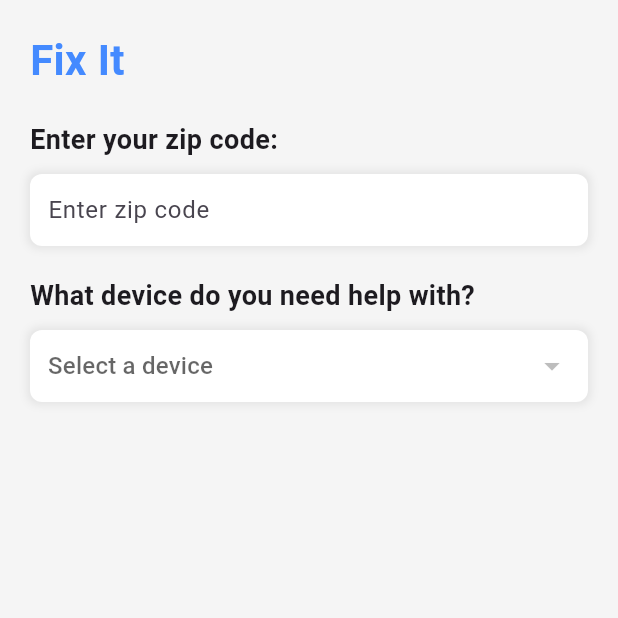
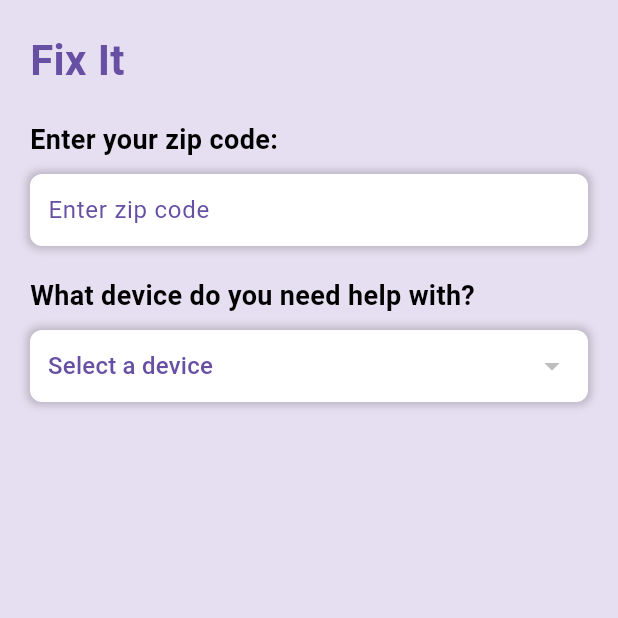
Before and after one commit to ShanandaDokka/RepairIt, a Flutter app: the FixItPage screen opened directly, on a phone screen of 412 x 824 dp, the top half of it. Run offline on Flutter 3.47's test engine with Material 3 defaults, Android fonts, the light colour scheme and no system bars; our stand-ins replace firebase_auth, firebase_core, flutter_dotenv, google_fonts, google_generative_ai, shared_preferences; accounts and stored records are empty; network calls fail; statements that could not run were skipped.

Commit message:
design fix it page

```diff
--- a/lib/fix_it_page.dart
+++ b/lib/fix_it_page.dart
@@ -178,7 +178,7 @@ class _FixItPageState extends State<FixItPage> {
   @override
   Widget build(BuildContext context) {
   return Scaffold(
-      backgroundColor: Colors.grey[100],
+    backgroundColor: Color(0xFFE6DFF1), // Light lavender background
     body: SingleChildScrollView(
       controller: _scrollController,
       padding: const EdgeInsets.all(20.0),
@@ -190,13 +190,17 @@ class _FixItPageState extends State<FixItPage> {
             style: TextStyle(
               fontSize: 28,
               fontWeight: FontWeight.bold,
-                color: Colors.blueAccent,
+              color: Color(0xff6750a4), // Deep purple for the main title
             ),
           ),
           SizedBox(height: 20),
           Text(
             'Enter your zip code:',
-              style: TextStyle(fontSize: 18, fontWeight: FontWeight.w600),
+            style: TextStyle(
+              fontSize: 18,
+              fontWeight: FontWeight.w600,
+              color: Colors.black, // Black for subheadings
+            ),
           ),
           SizedBox(height: 10),
           Container(
@@ -206,7 +210,7 @@ class _FixItPageState extends State<FixItPage> {
               borderRadius: BorderRadius.circular(8),
               boxShadow: [
                 BoxShadow(
-                    color: Colors.grey.withOpacity(0.2),
+                  color: Colors.black.withOpacity(0.2),
                   spreadRadius: 2,
                   blurRadius: 4,
                 ),
@@ -221,6 +225,7 @@ class _FixItPageState extends State<FixItPage> {
               decoration: InputDecoration(
                 hintText: "Enter zip code",
                 border: InputBorder.none,
+                hintStyle: TextStyle(color: Color(0xff6750a4)), // Deep purple hint text
               ),
               keyboardType: TextInputType.number,
             ),
@@ -228,7 +233,11 @@ class _FixItPageState extends State<FixItPage> {
           SizedBox(height: 20),
           Text(
             'What device do you need help with?',
-              style: TextStyle(fontSize: 18, fontWeight: FontWeight.w600),
+            style: TextStyle(
+              fontSize: 18,
+              fontWeight: FontWeight.w600,
+              color: Colors.black, // Black for subheadings
+            ),
           ),
           SizedBox(height: 10),
           Container(
@@ -238,7 +247,7 @@ class _FixItPageState extends State<FixItPage> {
               borderRadius: BorderRadius.circular(8),
               boxShadow: [
                 BoxShadow(
-                    color: Colors.grey.withOpacity(0.2),
+                  color: Colors.black.withOpacity(0.2),
                   spreadRadius: 2,
                   blurRadius: 4,
                 ),
@@ -247,7 +256,10 @@ class _FixItPageState extends State<FixItPage> {
             child: DropdownButton<String>(
               isExpanded: true,
               underline: SizedBox(),
-                hint: Text('Select a device'),
+              hint: Text(
+                'Select a device',
+                style: TextStyle(color: Color(0xff6750a4)), // Deep purple hint text
+              ),
               value: selectedDevice,
               onChanged: (String? newValue) {
                 setState(() {
@@ -268,7 +280,11 @@ class _FixItPageState extends State<FixItPage> {
             SizedBox(height: 20),
             Text(
               'What\'s wrong with the device?',
-                style: TextStyle(fontSize: 18, fontWeight: FontWeight.w600),
+              style: TextStyle(
+                fontSize: 18,
+                fontWeight: FontWeight.w600,
+                color: Colors.black, // Black for subheadings
+              ),
             ),
             SizedBox(height: 10),
             Container(
@@ -278,7 +294,7 @@ class _FixItPageState extends State<FixItPage> {
                 borderRadius: BorderRadius.circular(8),
                 boxShadow: [
                   BoxShadow(
-                      color: Colors.grey.withOpacity(0.2),
+                    color: Colors.black.withOpacity(0.2),
                     spreadRadius: 2,
                     blurRadius: 4,
                   ),
@@ -287,7 +303,10 @@ class _FixItPageState extends State<FixItPage> {
               child: DropdownButton<String>(
                 isExpanded: true,
                 underline: SizedBox(),
-                  hint: Text('Select a problem category'),
+                hint: Text(
+                  'Select a problem category',
+                  style: TextStyle(color: Color(0xff6750a4)), // Deep purple hint text
+                ),
                 value: selectedProblemCategory,
                 onChanged: _selectProblemCategory,
                 items: problemCategories.map<DropdownMenuItem<String>>((String category) {
@@ -308,6 +327,7 @@ class _FixItPageState extends State<FixItPage> {
                   filled: true,
                   fillColor: Colors.white,
                   hintText: "Describe the problem...",
+                  hintStyle: TextStyle(color: Color(0xff6750a4)), // Deep purple hint text
                   border: OutlineInputBorder(
                     borderRadius: BorderRadius.circular(8),
                   ),
@@ -333,12 +353,13 @@ class _FixItPageState extends State<FixItPage> {
                   }
                 },
                 style: ElevatedButton.styleFrom(
-                    padding: EdgeInsets.symmetric(horizontal: 24, vertical: 14), backgroundColor: Colors.blueAccent,
+                  padding: EdgeInsets.symmetric(horizontal: 24, vertical: 14),
+                  backgroundColor: Color(0xff6750a4), // Deep purple button color
                   shape: RoundedRectangleBorder(
                     borderRadius: BorderRadius.circular(8),
                   ),
                 ),
-                  child: Text('Get Help'),
+                child: Text('Get Help', style: TextStyle(color: Colors.white)), // White text on button
               ),
             ),
             if (isLoading)
@@ -349,7 +370,7 @@ class _FixItPageState extends State<FixItPage> {
                   children: [
                     CircularProgressIndicator(),
                     SizedBox(width: 16),
-                      Text('Fetching solution...'),
+                    Text('Fetching solution...', style: TextStyle(color: Colors.black)), // Black text
                   ],
                 ),
               ),
@@ -362,7 +383,7 @@ class _FixItPageState extends State<FixItPage> {
                   borderRadius: BorderRadius.circular(8),
                   boxShadow: [
                     BoxShadow(
-                        color: Colors.grey.withOpacity(0.2),
+                      color: Colors.black.withOpacity(0.2),
                       spreadRadius: 2,
                       blurRadius: 4,
                     ),
@@ -373,12 +394,16 @@ class _FixItPageState extends State<FixItPage> {
                   children: [
                     Row(
                       children: [
-                          Icon(Icons.star, color: Colors.yellow[700]),
+                        Icon(Icons.star, color: Color(0xff6750a4)), // Deep purple star
                         SizedBox(width: 8),
                         Expanded(
                           child: Text(
                             'Recommended Solution: \n $recommendedSolution',
-                              style: TextStyle(fontSize: 16, fontWeight: FontWeight.w600),
+                            style: TextStyle(
+                              fontSize: 16,
+                              fontWeight: FontWeight.w600,
+                              color: Colors.black, // Black text for recommendation
+                            ),
                           ),
                         ),
                       ],
@@ -401,7 +426,7 @@ class _FixItPageState extends State<FixItPage> {
   return Column(
     children: repairOptions.keys.map((option) {
       return ExpansionTile(
-          title: Text(option, style: TextStyle(fontWeight: FontWeight.bold, fontSize: 18)),
+        title: Text(option, style: TextStyle(fontWeight: FontWeight.bold, fontSize: 18, color: Colors.black)),
         children: [
           Padding(
             padding: const EdgeInsets.all(8.0),
@@ -411,7 +436,7 @@ class _FixItPageState extends State<FixItPage> {
                     children: [
                       Text(
                         'Near You:',
-                          style: TextStyle(fontWeight: FontWeight.bold, fontSize: 16),
+                        style: TextStyle(fontWeight: FontWeight.bold, fontSize: 16, color: Colors.black),
                       ),
                       SizedBox(height: 8),
                       ...repairShopOptions.entries.map((entry) {
```
Lines whose indentation alone changed are shown as unchanged.
